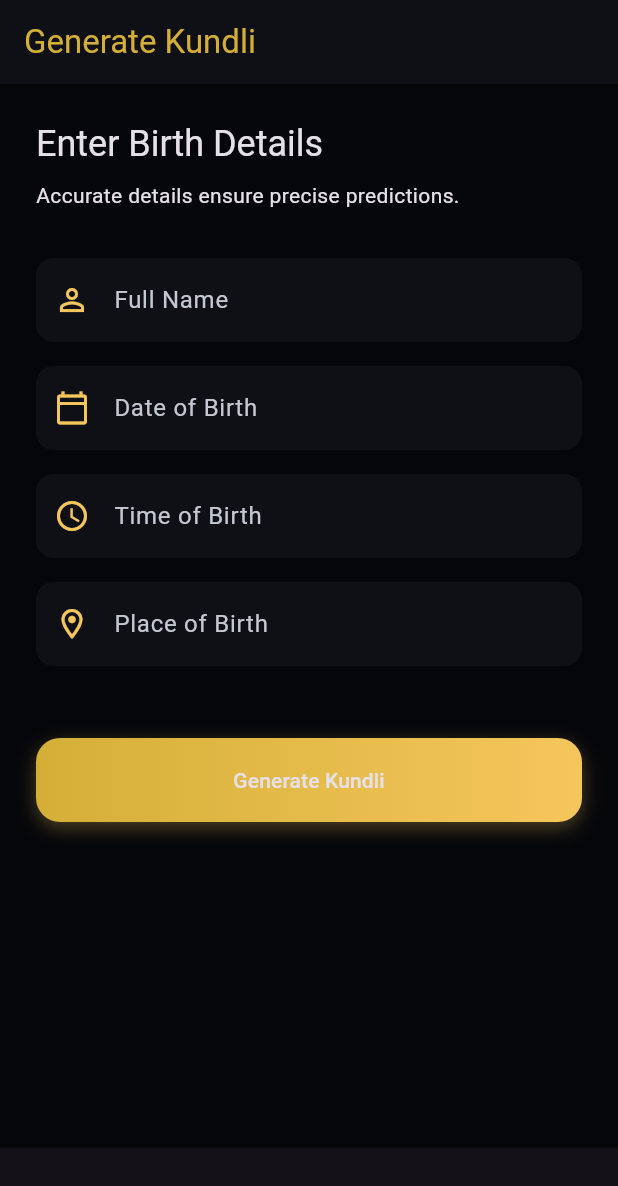
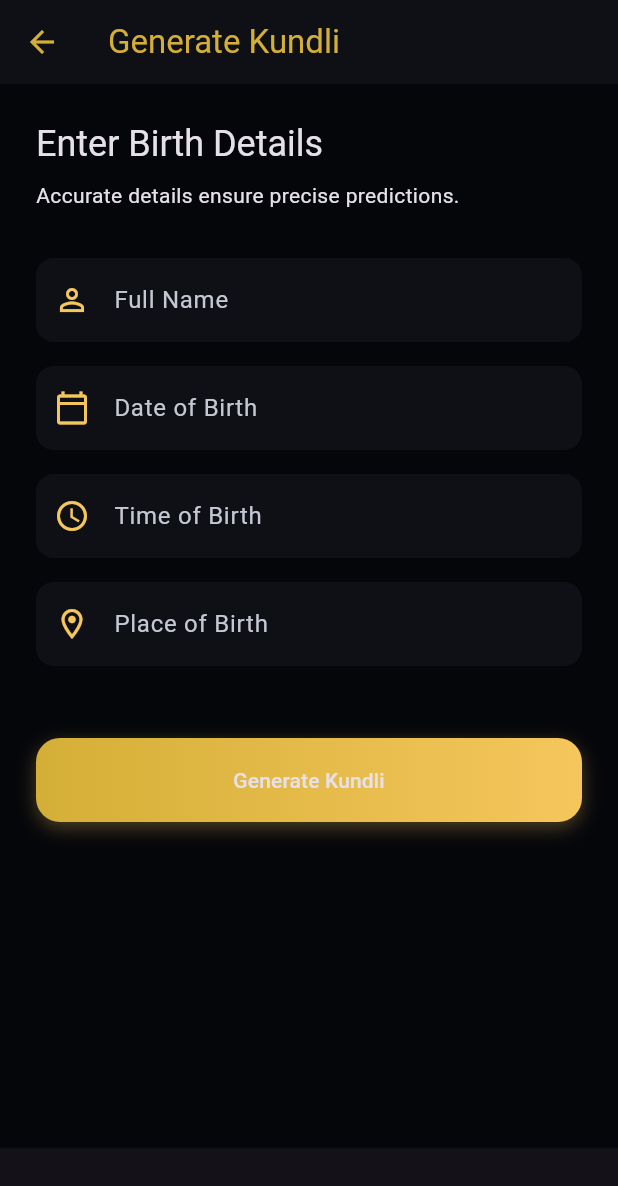
Before and after one commit to aasheesh333/AstroGuru, a Flutter app: the MainScreen screen opened by its route, item 3 of the bottom bar chosen, on a phone screen of 412 x 824 dp. Shown: the top 1186 px of the screen. Run offline on Flutter 3.47's test engine with Material 3 defaults, Android fonts, the phone set to English and light mode, and no system bars; our stand-ins replace firebase_auth, firebase_core, flutter_dotenv, google_fonts, google_mobile_ads, shared_preferences; missing offline and left inert: onesignal_flutter, sweph; accounts and stored records are empty; network calls fail.

Commit message:
Refactor MainScreen to fix nested Scaffold layout issues and implement correct navigation flow with guest mode logic.

```diff
--- a/lib/screens/kundli_input_screen.dart
+++ b/lib/screens/kundli_input_screen.dart
@@ -6,14 +6,29 @@ import '../widgets/gradient_button.dart';
 import 'kundli_result_screen.dart';
 import 'login_screen.dart';
 
-class KundliInputScreen extends StatefulWidget {
+class KundliInputScreen extends StatelessWidget {
   const KundliInputScreen({super.key});
 
   @override
-  State<KundliInputScreen> createState() => _KundliInputScreenState();
+  Widget build(BuildContext context) {
+    return Scaffold(
+      appBar: AppBar(
+        title: const Text('Generate Kundli'),
+        automaticallyImplyLeading: false,
+      ),
+      body: const KundliInputContent(),
+    );
+  }
 }
 
-class _KundliInputScreenState extends State<KundliInputScreen> {
+class KundliInputContent extends StatefulWidget {
+  const KundliInputContent({super.key});
+
+  @override
+  State<KundliInputContent> createState() => _KundliInputContentState();
+}
+
+class _KundliInputContentState extends State<KundliInputContent> {
   final _formKey = GlobalKey<FormState>();
 
   final TextEditingController _nameController = TextEditingController();
@@ -89,12 +104,7 @@ class _KundliInputScreenState extends State<KundliInputScreen> {
 
   @override
   Widget build(BuildContext context) {
-    return Scaffold(
-      appBar: AppBar(
-        title: const Text('Generate Kundli'),
-        automaticallyImplyLeading: false,
-      ),
-      body: SingleChildScrollView(
+    return SingleChildScrollView(
       padding: const EdgeInsets.all(24),
       child: Form(
         key: _formKey,
@@ -136,7 +146,6 @@ class _KundliInputScreenState extends State<KundliInputScreen> {
               onPressed: _handleGenerate,
             ),
           ],
-          ),
         ),
       ),
     );
--- a/lib/screens/main_screen.dart
+++ b/lib/screens/main_screen.dart
@@ -17,16 +17,42 @@ class _MainScreenState extends State<MainScreen> {
   int _currentIndex = 0;
 
   final List<Widget> _screens = [
-    const HomeScreen(),
-    const HoroscopeScreen(),
-    const KundliInputScreen(),
-    const ChatScreen(),
-    const ProfileScreen(),
+    const HomeScreen(),        // Now returns content (SingleChildScrollView)
+    const HoroscopeContent(),  // Extracted content
+    const KundliInputContent(),// Extracted content
+    const ChatContent(),       // Extracted content
+    const ProfileContent(),    // Extracted content
   ];
+
+  PreferredSizeWidget? _buildAppBar() {
+    switch (_currentIndex) {
+      case 0:
+        return AppBar(
+          title: const Text("AstroPrerna"),
+          actions: [
+            IconButton(
+              icon: const Icon(Icons.person),
+              onPressed: () => Navigator.pushNamed(context, '/profile'),
+            ),
+          ],
+        );
+      case 1:
+        return AppBar(title: const Text("Horoscope"));
+      case 2:
+        return AppBar(title: const Text("Generate Kundli"));
+      case 3:
+        return AppBar(title: const Text("Ask AI Sage"));
+      case 4:
+        return AppBar(title: const Text("Profile"));
+      default:
+        return null;
+    }
+  }
 
   @override
   Widget build(BuildContext context) {
     return Scaffold(
+      appBar: _buildAppBar(),
       body: _screens[_currentIndex],
       bottomNavigationBar: Container(
         decoration: const BoxDecoration(
```
Also changed, not shown: lib/screens/chat_screen.dart (+17 -8 lines), lib/screens/home_screen.dart (+16 -22 lines), lib/screens/horoscope_screen.dart (+16 -8 lines), lib/screens/profile_screen.dart (+18 -14 lines). Lines whose indentation alone changed are shown as unchanged.
